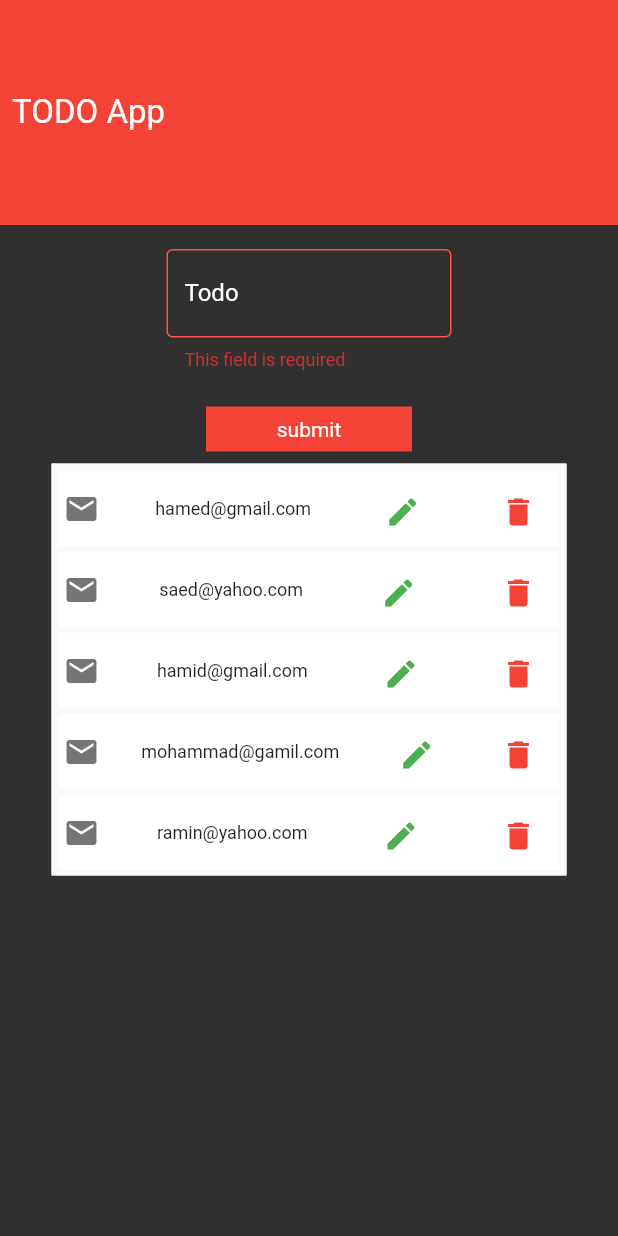
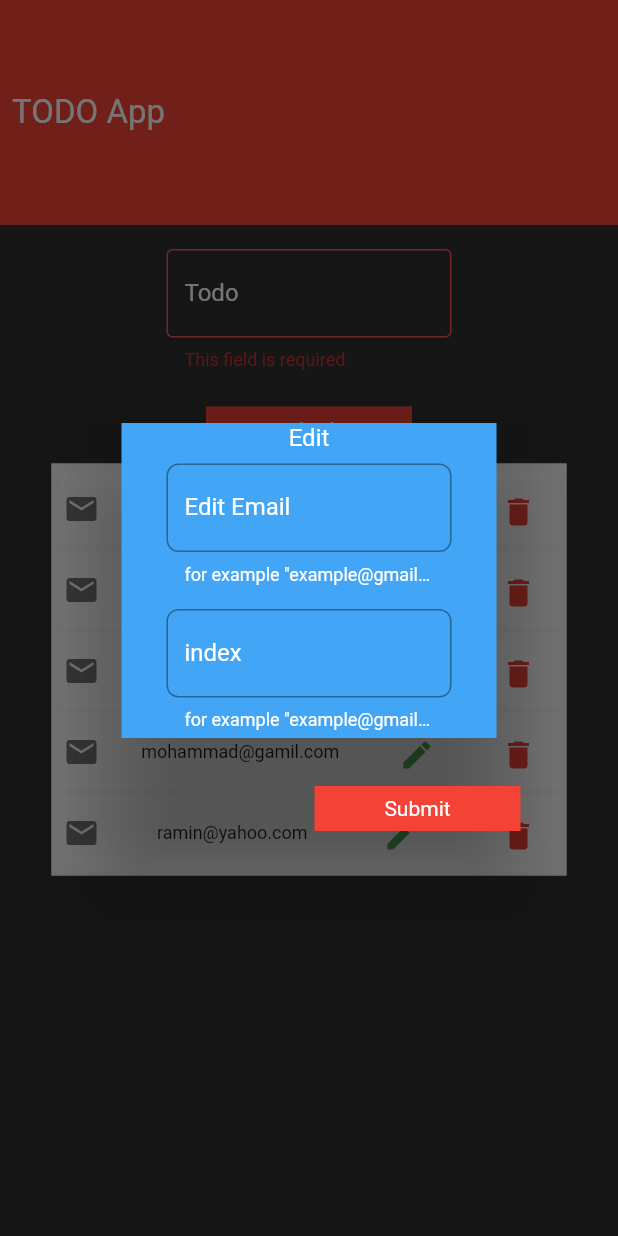
Before and after one commit to hamedjava/final_project_first_mounth, a Flutter app: the screen it shows after launch, after a tap on "submit", after a tap on the "edit" icon, on a phone screen of 412 x 824 dp. Run offline on Flutter 3.47's test engine with Material 2 defaults, Android fonts, the phone set to English and light mode, and no system bars.

Commit message:
commit 6

```diff
--- a/todo_app/lib/fake_server.dart
+++ b/todo_app/lib/fake_server.dart
@@ -21,6 +21,7 @@ class FakeServer {
   static editItemFromList(int index, String email) {
     if (emails[index] == index) {
       emails.insert(index, email);
+      showEmailsItems();
     }
   }
 
--- a/todo_app/lib/main.dart
+++ b/todo_app/lib/main.dart
@@ -43,7 +43,8 @@ class MyHomePage extends StatefulWidget {
 }
 
 class _MyHomePageState extends State<MyHomePage> {
-  TextEditingController controller = TextEditingController();
+  TextEditingController email_controller = TextEditingController();
+  TextEditingController index_controller = TextEditingController();
   final _fromKey = GlobalKey<FormState>();
   //final List<String> names = <String>[];
 
@@ -86,8 +87,8 @@ class _MyHomePageState extends State<MyHomePage> {
               ),
               Padding(
                 padding: const EdgeInsets.all(8.0),
-                child:
-                    CustomTextfield(title: "Todo", contoller: this.controller),
+                child: CustomTextfield(
+                    title: "Todo", contoller: this.email_controller),
               ),
               Padding(
                 padding: const EdgeInsets.all(8.0),
@@ -152,7 +153,10 @@ class _MyHomePageState extends State<MyHomePage> {
                                   crossAxisAlignment: CrossAxisAlignment.center,
                                   children: [
                                     IconButton(
-                                        onPressed: () {},
+                                        onPressed: () {
+                                          showCustomDialog(
+                                              index, FakeServer.emails[index]);
+                                        },
                                         icon: Icon(
                                           Icons.edit,
                                           color: Colors.green,
@@ -188,9 +192,9 @@ class _MyHomePageState extends State<MyHomePage> {
 
   void addItemToList() {
     setState(() {
-      if (!controller.text.isEmpty) {
-        FakeServer.addItemToList(controller.text);
-        controller.clear();
+      if (!email_controller.text.isEmpty) {
+        FakeServer.addItemToList(email_controller.text);
+        email_controller.clear();
       }
     });
   }
@@ -201,14 +205,50 @@ class _MyHomePageState extends State<MyHomePage> {
     });
   }
 
-  /*void editItemToList(int index, String email) {
+  void showCustomDialog(int index, String email) {
+    showDialog(
+        context: context,
+        builder: (context) => AlertDialog(
+              backgroundColor: Colors.transparent,
+              content: Container(
+                color: Colors.blue[400],
+                width: 250,
+                height: 210,
+                child: Column(
+                  mainAxisAlignment: MainAxisAlignment.spaceEvenly,
+                  crossAxisAlignment: CrossAxisAlignment.center,
+                  mainAxisSize: MainAxisSize.max,
+                  children: [
+                    Text(
+                      "Edit",
+                      style: TextStyle(color: Colors.white),
+                    ),
+                    CustomTextfield(
+                        title: "Edit Email", contoller: this.email_controller),
+                    CustomTextfield(
+                        title: 'index', contoller: this.index_controller)
+                  ],
+                ),
+              ),
+              actions: [
+                CustomButton(
+                  title: "Submit",
+                  onPressed: () {
+                    editItemToList(index, email);
+                  },
+                ),
+              ],
+            ));
+  }
+
+  void editItemToList(int index, String email) {
     setState(() {
       FakeServer.editItemFromList(index, email);
-      controller.clear();
+      email_controller.clear();
     });
-  }*/
+  }
+}
 
-}
 /*
 Padding(
                   padding: EdgeInsets.all(8),
```
Also changed, not shown: todo_app/lib/custom_dialog.dart (added, +24 -0 lines).
